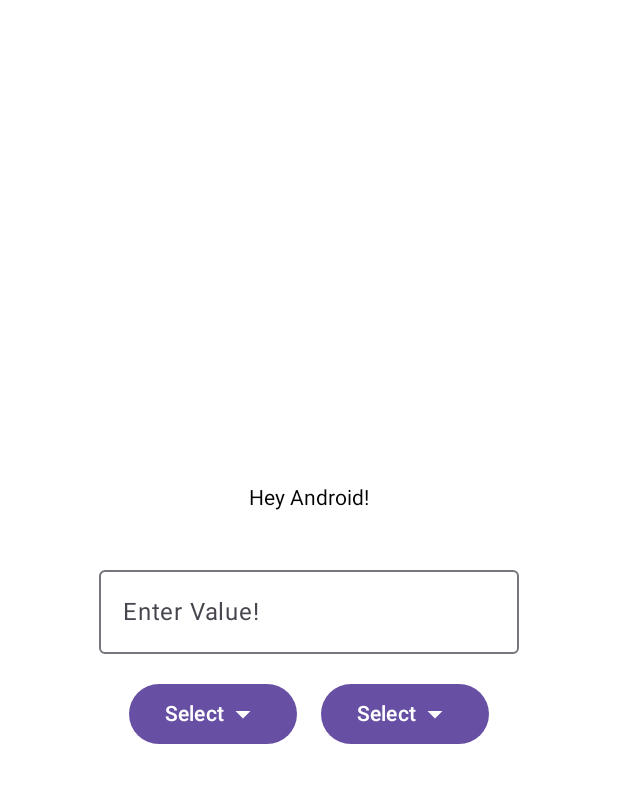
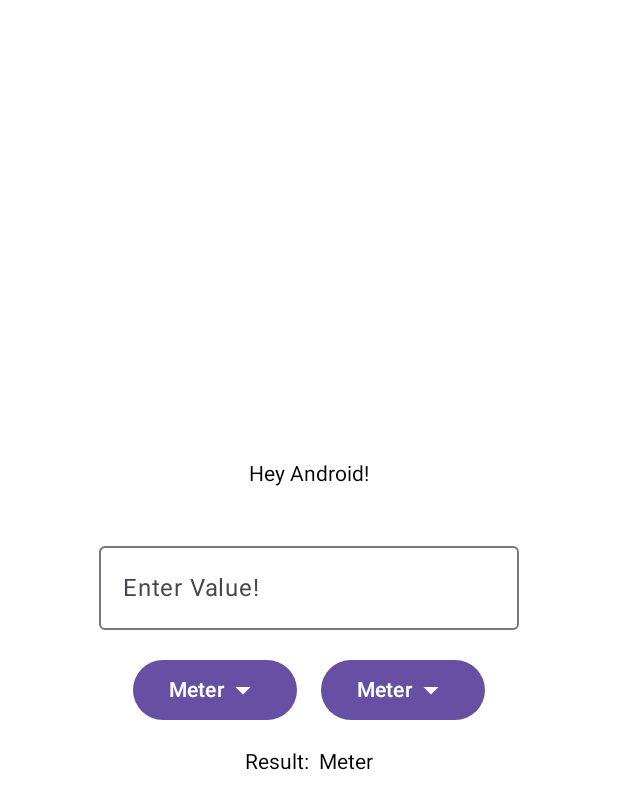
Before and after one commit to PrinceNand/Unit-Converter-Kotlin, an Android app built with Jetpack Compose: the @Preview function UnitConverterPreview, on a phone screen of 412 x 824 dp. Shown: the top 809 px of the screen. Run offline under Robolectric (Android 15) with nearby library versions, the phone set to English and light mode, and no system bars.

Commit message:
Kotlin-Learn: 13.Add output result text and handling errors

```diff
--- a/app/src/main/java/com/project/unitconverterkotlin/MainActivity.kt
+++ b/app/src/main/java/com/project/unitconverterkotlin/MainActivity.kt
@@ -60,12 +60,12 @@ fun UnitConverter(name: String, modifier: Modifier){
 //    val inputValue = remember { mutableStateOf("") }    // required .value to get the value
     var inputValue by remember { mutableStateOf("") }  // doesn't required .value
     var outputValue by remember { mutableStateOf("") }
-    var inputUnit by remember { mutableStateOf("Centimeter") }
+    var inputUnit by remember { mutableStateOf("Meter") }
     var outputUnit by remember { mutableStateOf("Meter") }
     var  iExpanded by remember { mutableStateOf(false) }
     var oExpanded by remember { mutableStateOf(false) }
-    var conversionFactor by remember { mutableStateOf(0.01) }
-    var oConversionFactor by remember { mutableStateOf(0.01) }
+    var conversionFactor by remember { mutableStateOf(1.0) }
+    var oConversionFactor by remember { mutableStateOf(1.0) }
 
 
     // Unit converter function to convert value
@@ -86,14 +86,16 @@ fun UnitConverter(name: String, modifier: Modifier){
         Spacer(modifier = Modifier.height(16.dp))
         OutlinedTextField(
             value = inputValue,
-            onValueChange = {inputValue = it},
+            onValueChange = {
+                inputValue = it
+                convertUnit()},
             label = {Text("Enter Value!")},
             modifier = Modifier.padding(16.dp))
 
         Row {
             Box {
                 Button(onClick = { iExpanded = true }) {
-                    Text(text = "Select")
+                    Text(text = inputUnit)
                     Icon(Icons.Default.ArrowDropDown, contentDescription = "Arrow Down")
                 }
                 DropdownMenu(expanded = iExpanded, onDismissRequest = { iExpanded = false }) {
@@ -129,7 +131,7 @@ fun UnitConverter(name: String, modifier: Modifier){
 
             Box {
                 Button(onClick = { oExpanded = true }) {
-                    Text(text = "Select")
+                    Text(text = outputUnit)
                     Icon(Icons.Default.ArrowDropDown, contentDescription = "Arrow Down")
                 }
                 DropdownMenu(expanded = oExpanded, onDismissRequest = { oExpanded = false }) {
@@ -160,6 +162,9 @@ fun UnitConverter(name: String, modifier: Modifier){
                 }
             }
         }
+
+        Spacer(modifier = Modifier.height(16.dp))
+        Text(text = "Result: $outputValue $outputUnit")
     }
 }
 
```
